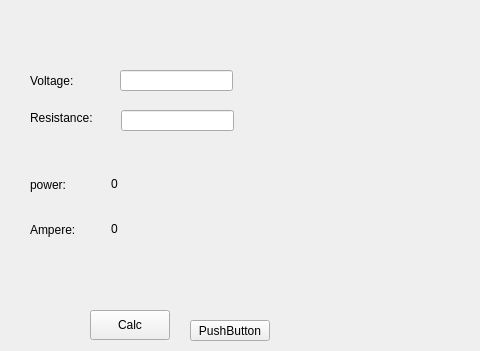
Before: the Qt Designer form coilcalc/mainwindow.ui in Rumo666/coil_calc, drawn with Qt 5; both pictures show x 0 to 480 and y 0 to 351 of the 800 by 480 pixel window.
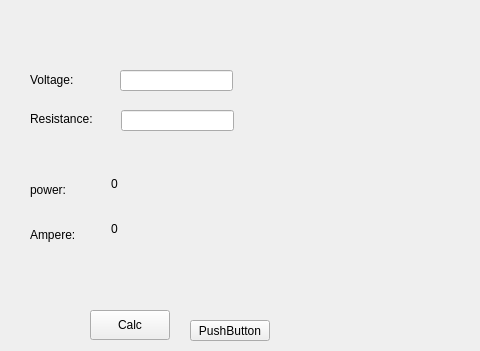
After: the same form once the commit is applied.

What changed in the file:
```diff
--- a/coilcalc/mainwindow.ui
+++ b/coilcalc/mainwindow.ui
@@ -34,9 +34,9 @@
     <property name="geometry">
      <rect>
       <x>30</x>
-      <y>73</y>
+      <y>65</y>
       <width>81</width>
-      <height>16</height>
+      <height>30</height>
      </rect>
     </property>
     <property name="text">
@@ -47,9 +47,9 @@
     <property name="geometry">
      <rect>
       <x>30</x>
-      <y>110</y>
+      <y>109</y>
       <width>81</width>
-      <height>16</height>
+      <height>20</height>
      </rect>
     </property>
     <property name="text">
@@ -85,7 +85,7 @@
       <x>10</x>
       <y>160</y>
       <width>271</width>
-      <height>131</height>
+      <height>111</height>
      </rect>
     </property>
     <property name="frameShape">
@@ -100,7 +100,7 @@
        <x>20</x>
        <y>10</y>
        <width>60</width>
-       <height>30</height>
+       <height>40</height>
       </rect>
      </property>
      <property name="text">
@@ -113,7 +113,7 @@
        <x>20</x>
        <y>50</y>
        <width>70</width>
-       <height>40</height>
+       <height>50</height>
       </rect>
      </property>
      <property name="text">
```
